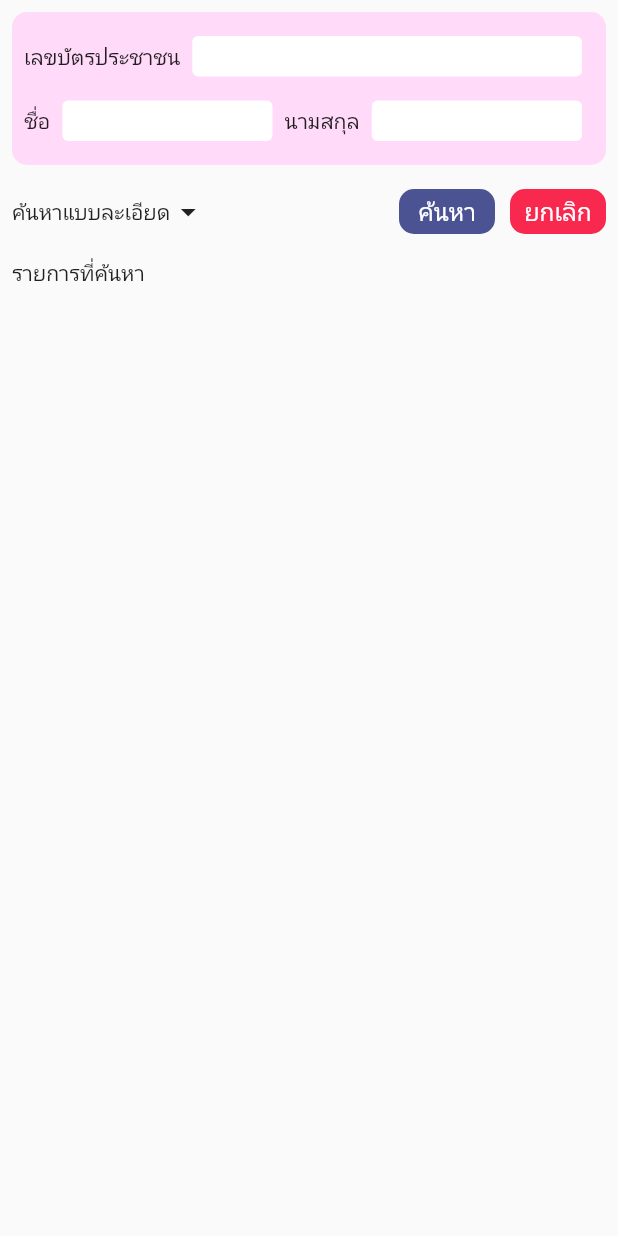
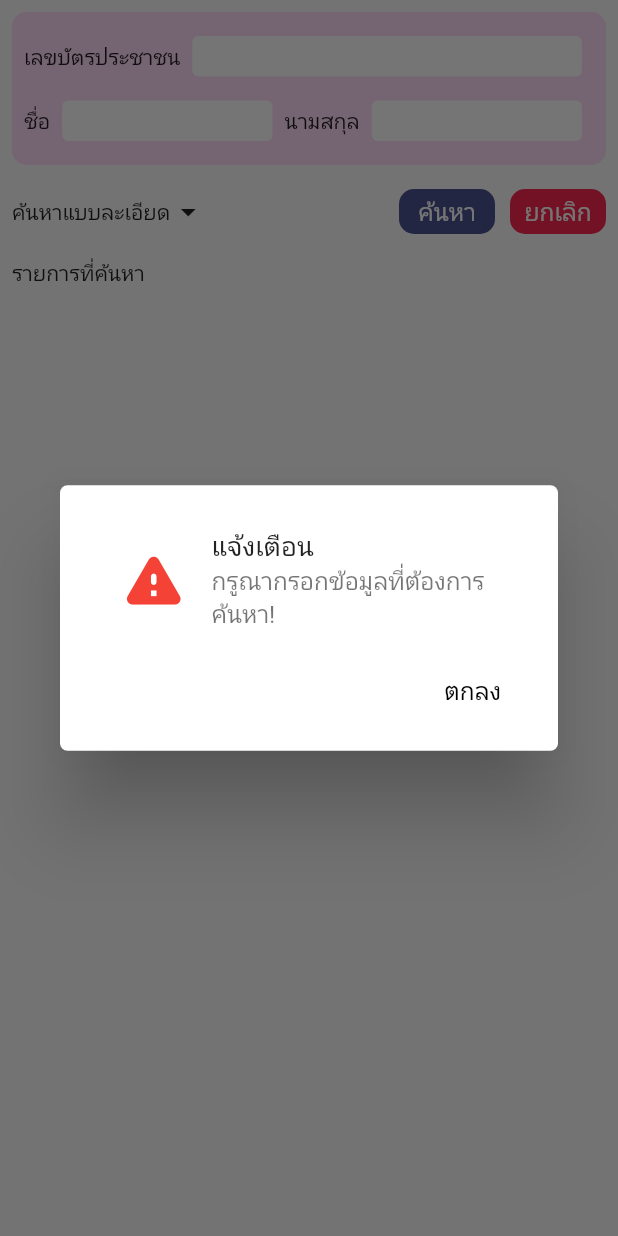
Before and after one commit to thaweeyont/Application_thaweeyont, a Flutter app: the Query_debtor screen opened by its route, after a tap on "ค้นหา", on a phone screen of 412 x 824 dp. Run offline on Flutter 3.47's test engine with Material 2 defaults, Android fonts, the phone set to English and light mode, and no system bars; our stand-ins replace shared_preferences; missing offline and left inert: dart:ffi; accounts and stored records are empty.

Commit message:
Fix UI and Data

```diff
--- a/lib/state/state_credit/query_debtor.dart
+++ b/lib/state/state_credit/query_debtor.dart
@@ -1,9 +1,10 @@
+import 'package:application_thaweeyont/widgets/show_progress.dart';
 import 'package:flutter/material.dart';
 import 'package:flutter/services.dart';
 import 'package:http/http.dart' as http;
 import '../../model/login_model.dart';
-import '../../utility/my_constant.dart';
 import 'data_searchdebtor.dart';
+import 'package:application_thaweeyont/utility/my_constant.dart';
 
 class Query_debtor extends StatefulWidget {
   const Query_debtor({Key? key}) : super(key: key);
@@ -42,6 +43,7 @@ class _Query_debtorState extends State<Query_debtor> {
       }
     } catch (e) {
       print("ไม่มีข้อมูล");
+      showProgressDialog(context, 'แจ้งเตือน', 'ไม่พบข้อมูลเลขบัตรประชาชนนี้');
     }
   }
 
@@ -288,8 +290,8 @@ class _Query_debtorState extends State<Query_debtor> {
                                   ),
                                   child: TextButton(
                                     style: TextButton.styleFrom(
+                                      foregroundColor: Colors.white,
                                       padding: const EdgeInsets.all(0),
-                                      primary: Colors.white,
                                       textStyle: const TextStyle(fontSize: 16),
                                     ),
                                     onPressed: () {},
@@ -797,13 +799,16 @@ class _Query_debtorState extends State<Query_debtor> {
                       ),
                       child: TextButton(
                         style: TextButton.styleFrom(
+                          foregroundColor: Colors.white,
                           padding: const EdgeInsets.all(0),
-                          primary: Colors.white,
                           textStyle: const TextStyle(fontSize: 16),
                         ),
                         onPressed: () {
                           if (idcard.text.isNotEmpty) {
                             get_datauser(idcard.text);
+                          } else {
+                            showProgressDialog(context, 'แจ้งเตือน',
+                                'กรูณากรอกข้อมูลที่ต้องการค้นหา!');
                           }
                         },
                         child: const Text('ค้นหา'),
--- a/lib/utility/my_constant.dart
+++ b/lib/utility/my_constant.dart
@@ -53,3 +53,50 @@ class MyContant {
         ),
       );
 }
+
+Future<Null> showProgressDialog(BuildContext context, title, subtitle) async {
+  showDialog(
+    context: context,
+    builder: (context) => SimpleDialog(
+      shape: RoundedRectangleBorder(
+        borderRadius: BorderRadius.all(
+          Radius.circular(5.0),
+        ),
+      ),
+      title: ListTile(
+        leading: Icon(Icons.warning_rounded, color: Colors.red, size: 45),
+        title: Text(
+          title,
+          style: TextStyle(fontSize: 18),
+        ),
+        subtitle: Text(
+          subtitle,
+          style: TextStyle(fontSize: 16),
+        ),
+      ),
+      children: [
+        TextButton(
+          onPressed: () {
+            Navigator.pop(context);
+          },
+          child: Column(
+            children: [
+              Padding(
+                padding: const EdgeInsets.only(right: 30),
+                child: Row(
+                  mainAxisAlignment: MainAxisAlignment.end,
+                  children: [
+                    Text(
+                      "ตกลง",
+                      style: TextStyle(fontSize: 16, color: Colors.black),
+                    ),
+                  ],
+                ),
+              ),
+            ],
+          ),
+        ),
+      ],
+    ),
+  );
+}
```
Also changed, not shown: lib/state/authen.dart (+22 -49 lines).
